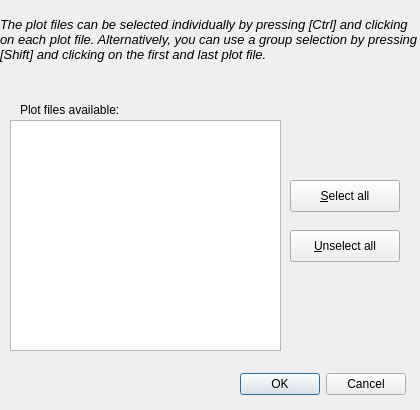
dmt4/ddplot, file ui/dselectplots.ui: the form before one commit.
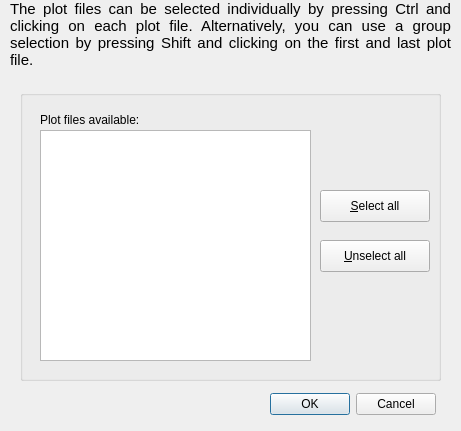
The form after the commit.

The edit to the form file:
```diff
--- a/ui/dselectplots.ui
+++ b/ui/dselectplots.ui
@@ -6,8 +6,8 @@
    <rect>
     <x>0</x>
     <y>0</y>
-    <width>420</width>
-    <height>410</height>
+    <width>461</width>
+    <height>431</height>
    </rect>
   </property>
   <property name="windowTitle">
@@ -16,10 +16,10 @@
   <widget class="QLabel" name="textLabel7">
    <property name="geometry">
     <rect>
-     <x>0</x>
+     <x>10</x>
      <y>0</y>
-     <width>420</width>
-     <height>80</height>
+     <width>441</width>
+     <height>91</height>
     </rect>
    </property>
    <property name="mouseTracking">
@@ -38,14 +38,14 @@
     <string>&lt;!DOCTYPE HTML PUBLIC &quot;-//W3C//DTD HTML 4.0//EN&quot; &quot;http://www.w3.org/TR/REC-html40/strict.dtd&quot;&gt;
 &lt;html&gt;&lt;head&gt;&lt;meta name=&quot;qrichtext&quot; content=&quot;1&quot; /&gt;&lt;style type=&quot;text/css&quot;&gt;
 p, li { white-space: pre-wrap; }
-&lt;/style&gt;&lt;/head&gt;&lt;body style=&quot; font-family:'Sans'; font-size:10pt; font-weight:400; font-style:normal;&quot;&gt;
-&lt;p style=&quot; margin-top:0px; margin-bottom:0px; margin-left:0px; margin-right:0px; -qt-block-indent:0; text-indent:0px;&quot;&gt;&lt;span style=&quot; font-style:italic;&quot;&gt;The plot files can be selected individually by pressing [Ctrl] and clicking on each plot file. Alternatively, you can use a group selection by pressing [Shift] and clicking on the first and last plot file.&lt;/span&gt;&lt;/p&gt;&lt;/body&gt;&lt;/html&gt;</string>
+&lt;/style&gt;&lt;/head&gt;&lt;body style=&quot; font-family:'Ubuntu'; font-size:11pt; font-weight:400; font-style:normal;&quot;&gt;
+&lt;p align=&quot;justify&quot; style=&quot; margin-top:0px; margin-bottom:0px; margin-left:0px; margin-right:0px; -qt-block-indent:0; text-indent:0px;&quot;&gt;The plot files can be selected individually by pressing &lt;span style=&quot; font-family:'Courier New,courier';&quot;&gt;Ctrl&lt;/span&gt; and clicking on each plot file. Alternatively, you can use a group selection by pressing &lt;span style=&quot; font-family:'Courier New,courier';&quot;&gt;Shift&lt;/span&gt; and clicking on the first and last plot file.&lt;/p&gt;&lt;/body&gt;&lt;/html&gt;</string>
    </property>
    <property name="textFormat">
     <enum>Qt::RichText</enum>
    </property>
    <property name="alignment">
-    <set>Qt::AlignVCenter</set>
+    <set>Qt::AlignLeading|Qt::AlignLeft|Qt::AlignTop</set>
    </property>
    <property name="wordWrap">
     <bool>true</bool>
@@ -54,11 +54,52 @@
     <number>5</number>
    </property>
   </widget>
-  <widget class="QLabel" name="textLabel8">
+  <widget class="QDialogButtonBox" name="buttonBox">
+   <property name="geometry">
+    <rect>
+     <x>260</x>
+     <y>390</y>
+     <width>176</width>
+     <height>28</height>
+    </rect>
+   </property>
+   <property name="standardButtons">
+    <set>QDialogButtonBox::Cancel|QDialogButtonBox::Ok</set>
+   </property>
+  </widget>
+  <widget class="QGroupBox" name="groupBox">
    <property name="geometry">
     <rect>
      <x>20</x>
+     <y>90</y>
+     <width>421</width>
+     <height>291</height>
+    </rect>
+   </property>
+   <property name="title">
+    <string/>
+   </property>
+   <widget class="QPushButton" name="btSelAll">
+    <property name="geometry">
+     <rect>
+      <x>300</x>
      <y>100</y>
+      <width>110</width>
+      <height>32</height>
+     </rect>
+    </property>
+    <property name="text">
+     <string>&amp;Select all</string>
+    </property>
+    <property name="shortcut">
+     <string>Alt+S</string>
+    </property>
+   </widget>
+   <widget class="QLabel" name="textLabel8">
+    <property name="geometry">
+     <rect>
+      <x>20</x>
+      <y>20</y>
      <width>130</width>
      <height>20</height>
     </rect>
@@ -79,8 +120,8 @@
   <widget class="QPushButton" name="btUnselAll">
    <property name="geometry">
     <rect>
-     <x>290</x>
-     <y>230</y>
+      <x>300</x>
+      <y>150</y>
      <width>110</width>
      <height>32</height>
     </rect>
@@ -92,40 +133,11 @@
     <string>Alt+U</string>
    </property>
   </widget>
-  <widget class="QPushButton" name="btSelAll">
-   <property name="geometry">
-    <rect>
-     <x>290</x>
-     <y>180</y>
-     <width>110</width>
-     <height>32</height>
-    </rect>
-   </property>
-   <property name="text">
-    <string>&amp;Select all</string>
-   </property>
-   <property name="shortcut">
-    <string>Alt+S</string>
-   </property>
-  </widget>
-  <widget class="QDialogButtonBox" name="buttonBox">
-   <property name="geometry">
-    <rect>
-     <x>230</x>
-     <y>370</y>
-     <width>176</width>
-     <height>28</height>
-    </rect>
-   </property>
-   <property name="standardButtons">
-    <set>QDialogButtonBox::Cancel|QDialogButtonBox::Ok</set>
-   </property>
-  </widget>
   <widget class="QListWidget" name="plotFiles">
    <property name="geometry">
     <rect>
-     <x>10</x>
-     <y>120</y>
+      <x>20</x>
+      <y>40</y>
      <width>271</width>
      <height>231</height>
     </rect>
@@ -133,6 +145,7 @@
    <property name="selectionMode">
     <enum>QAbstractItemView::ExtendedSelection</enum>
    </property>
+   </widget>
   </widget>
  </widget>
  <layoutdefault spacing="6" margin="11"/>
```
Lines whose indentation alone changed are shown as unchanged.
